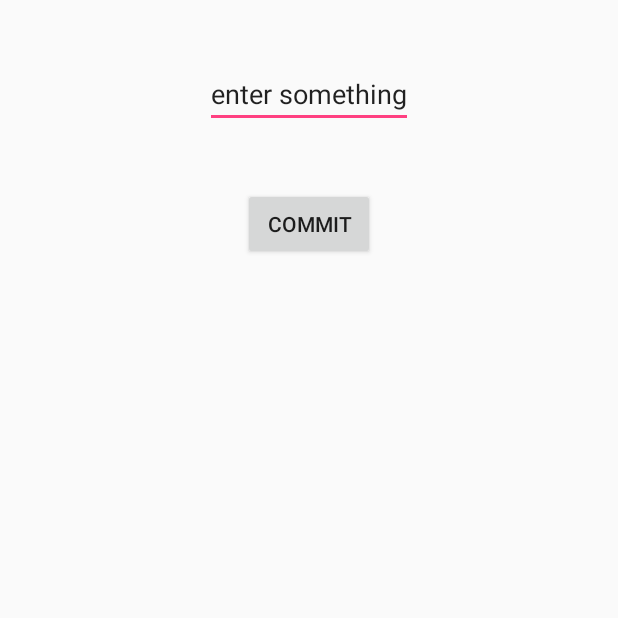
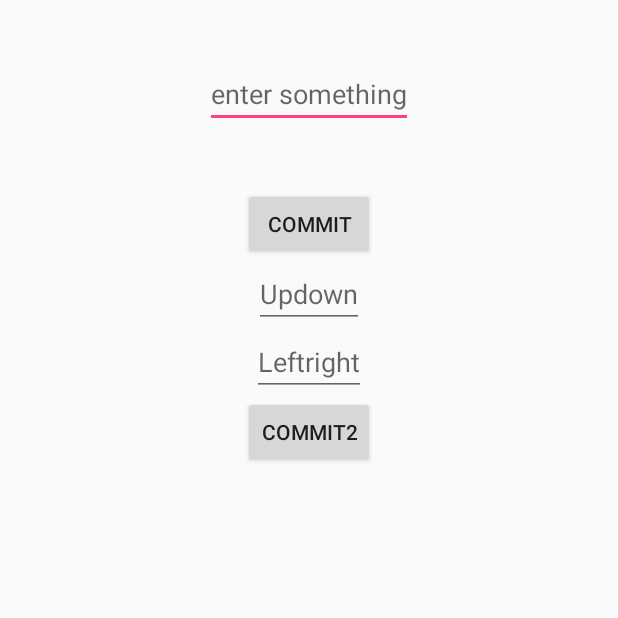
Before and after one commit to Frozenmad/IIIC, an Android app: the Test_for_Bluetooth screen opened directly, with no data from a screen before it, on a phone screen of 412 x 824 dp, the top half of it. Run offline under Robolectric (Android 15) with nearby library versions, the phone set to English and light mode, and no system bars.

Commit message:
Refine the Bluetooth test
Adjust the control model of bluetooth

```diff
--- a/Lanya/app/src/main/java/com/firegroup/lanya/KeyControl.java
+++ b/Lanya/app/src/main/java/com/firegroup/lanya/KeyControl.java
@@ -22,8 +22,12 @@ public class KeyControl extends Activity {
 
     BluetoothConnectThread BluetoothThread;
 
+    public byte Int2Byte(Integer integer){
+        return (byte)(integer & 0xff);
+    };
+
     public void sendmessage(){
-        String message = String.valueOf(Globals.getvalue());
+        byte message = Int2Byte(Globals.getvalue());
         if(BluetoothThread!=null){BluetoothThread.write(message);}
         else{Toast.makeText(getApplicationContext(),"Please press the bluetooth button to connect first",Toast.LENGTH_SHORT).show();}
     }
@@ -49,7 +53,7 @@ public class KeyControl extends Activity {
         public static int updown = 0;
         public static int leftright = 0;
         public static int getvalue(){
-            return updown*3+leftright;
+            return updown+leftright*7;
         }
     }
 
--- a/Lanya/app/src/main/java/com/firegroup/lanya/Test_for_Bluetooth.java
+++ b/Lanya/app/src/main/java/com/firegroup/lanya/Test_for_Bluetooth.java
@@ -36,5 +36,17 @@ public class Test_for_Bluetooth extends AppCompatActivity {
                 connectThread.write(a);
             }
         });
+        final EditText updown = (EditText)findViewById(R.id.test_updown);
+        final EditText leftright = (EditText)findViewById(R.id.test_leftright);
+        Button commit2 = (Button)findViewById(R.id.test_commit2);
+        commit2.setOnClickListener(new View.OnClickListener() {
+            @Override
+            public void onClick(View view) {
+                int up = Integer.valueOf(updown.getText().toString());
+                int left = Integer.valueOf(leftright.getText().toString());
+                byte message = Int2Byte(up+left*7);
+                connectThread.write(message);
+            }
+        });
     }
 }
--- a/Lanya/app/src/main/res/layout/testbluetooth.xml
+++ b/Lanya/app/src/main/res/layout/testbluetooth.xml
@@ -7,7 +7,7 @@
     android:id="@+id/test_text"
     android:layout_centerHorizontal="true"
     android:layout_marginTop="40dp"
-    android:text="enter something"/>
+    android:hint="enter something"/>
     <Button
         android:layout_width="wrap_content"
         android:layout_height="wrap_content"
@@ -16,4 +16,27 @@
         android:id="@+id/test_commit"
         android:text="commit"
         android:layout_marginTop="40dp"/>
+
+    <EditText
+        android:id="@+id/test_updown"
+        android:layout_width="wrap_content"
+        android:layout_height="wrap_content"
+        android:hint="Updown"
+        android:layout_below="@+id/test_commit"
+        android:layout_centerHorizontal="true"/>
+
+    <EditText
+        android:layout_width="wrap_content"
+        android:layout_height="wrap_content"
+        android:id="@+id/test_leftright"
+        android:hint="Leftright"
+        android:layout_below="@id/test_updown"
+        android:layout_centerHorizontal="true"/>
+    <Button
+        android:layout_width="wrap_content"
+        android:layout_height="wrap_content"
+        android:text="commit2"
+        android:id="@+id/test_commit2"
+        android:layout_below="@id/test_leftright"
+        android:layout_centerHorizontal="true"/>
 </RelativeLayout>
```
